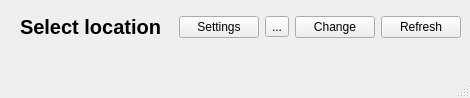
hidden-life/AtmoSense, file src/ui/MainWindow.ui: the form before one commit.
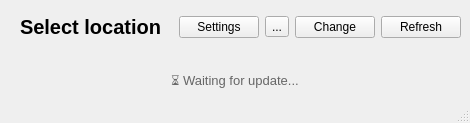
The form after the commit. Icons and pictures are not drawn. Custom widgets are drawn as their Qt base class.

Commit message: Add beauty status display for weather updating using internet or cache.

```diff
--- a/src/ui/MainWindow.ui
+++ b/src/ui/MainWindow.ui
@@ -83,6 +83,23 @@
     <item>
      <widget class="DailyForecastWidget" name="dailyForecastWidget" native="true"/>
     </item>
+	<item>
+	 <widget class="QLabel" name="statusLabel">
+	  <property name="alignment">
+	   <set>Qt::AlignCenter</set>
+	  </property>
+	  <property name="styleSheet">
+	   <string notr="true">
+		font-size: 13px;
+		color: #666;
+		padding: 4px;
+	   </string>
+	  </property>
+	  <property name="text">
+	   <string>⏳ Waiting for update...</string>
+	  </property>
+	 </widget>
+	</item>
    </layout>
   </widget>
   <widget class="QStatusBar" name="statusBar"/>
```
The commit also changes 7 other files.
